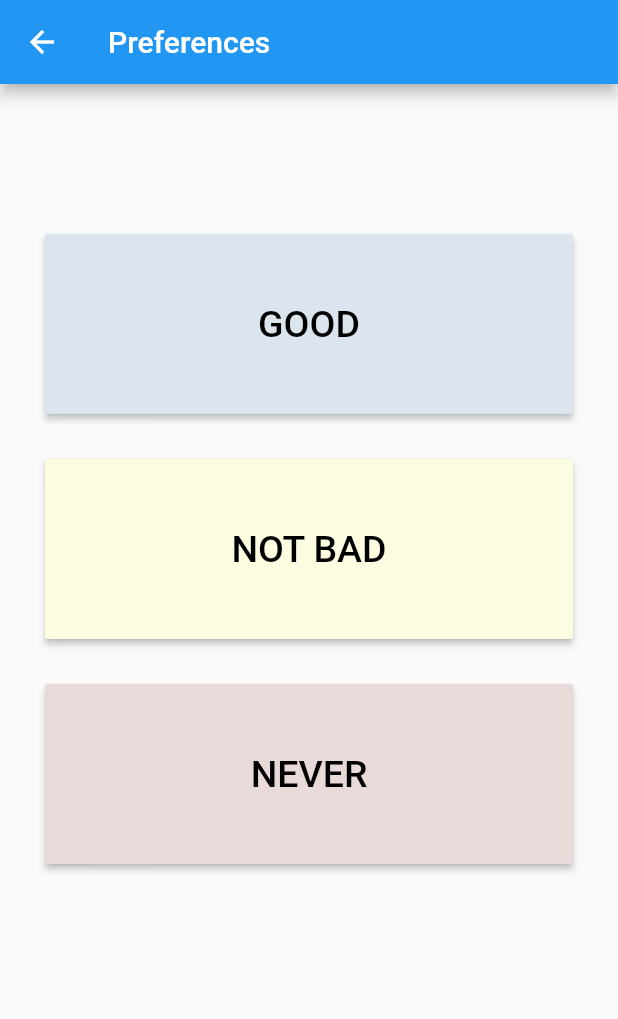
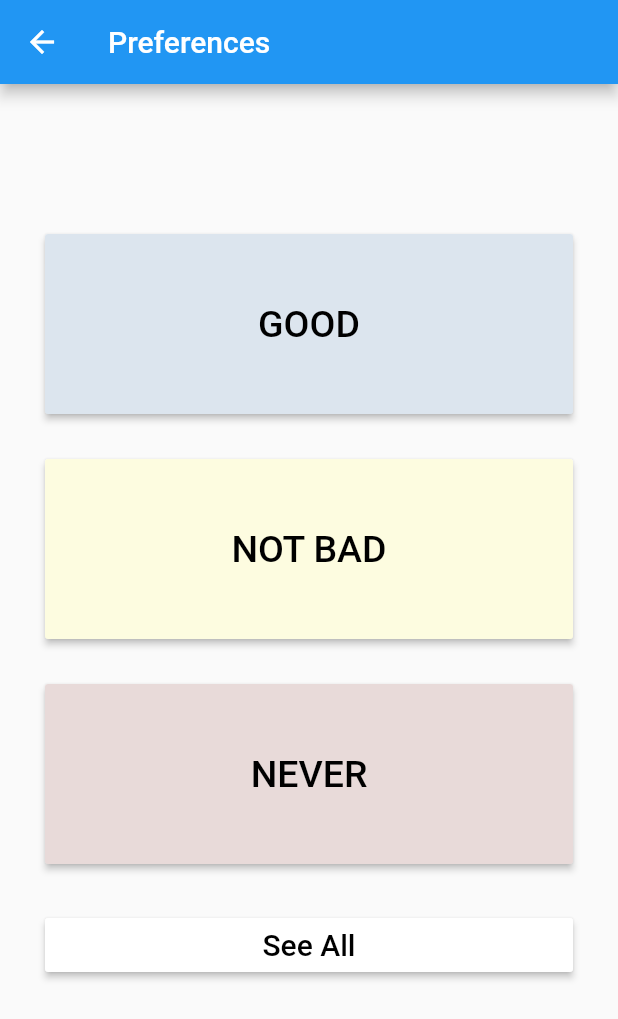
Before and after one commit to sunnyineverywhere/ppodeuk, a Flutter app: the Preferences screen opened directly, on a phone screen of 412 x 824 dp. Shown: the top 1019 px of the screen. Run offline on Flutter 3.47's test engine with Material 2 defaults, Android fonts, the phone set to English and light mode, and no system bars.

Commit message:
선호도 리스트 See All 버튼 추가

```diff
--- a/lib/Preferences/Preferences.dart
+++ b/lib/Preferences/Preferences.dart
@@ -93,6 +93,31 @@ class Preferences extends StatelessWidget {
                         );
                       },
                     ),
+                  )),
+              Container(
+                  margin: const EdgeInsets.only(bottom: 30),
+                  child: ButtonTheme(
+                    //height: 120,
+                    child: RaisedButton(
+                      child: Text(
+                        'See All',
+                        style: TextStyle(
+                          fontSize: 20,
+                          color: Colors.black,
+                        ),
+                      ),
+                      color: Colors.white,
+                      onPressed: () {
+                        print('See All');
+                        Navigator.push(
+                          context,
+                          MaterialPageRoute(
+                              builder: (context) => Preferences_never(
+                                    title: '',
+                                  )),
+                        );
+                      },
+                    ),
                   ))
             ]));
   }
```
